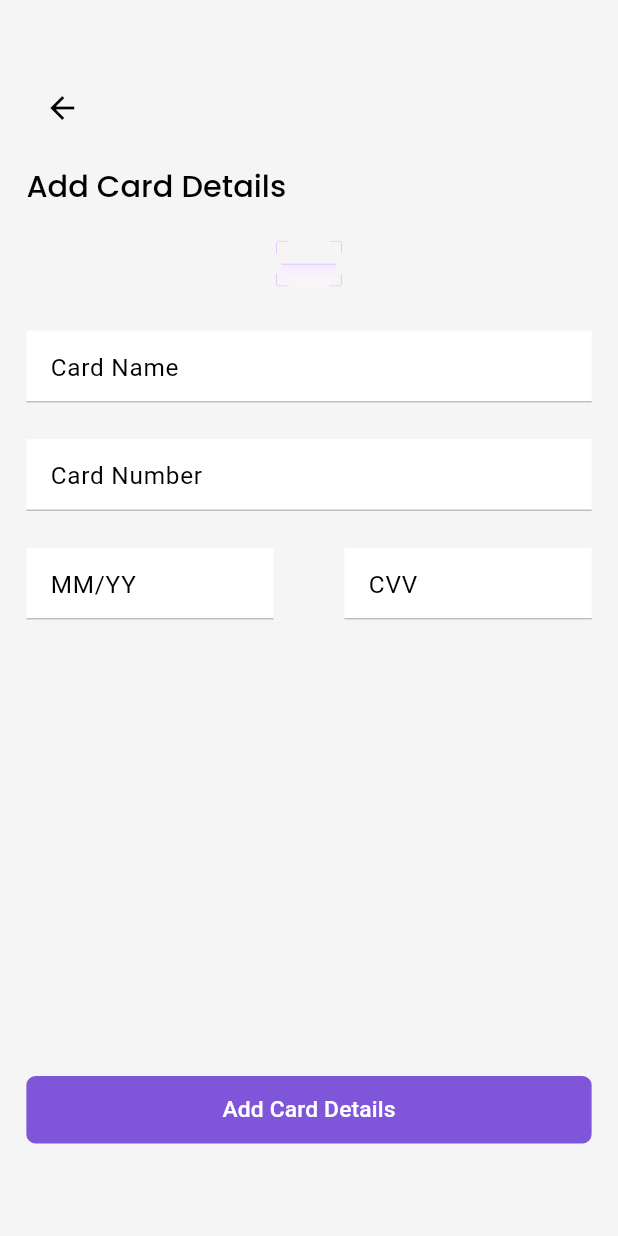
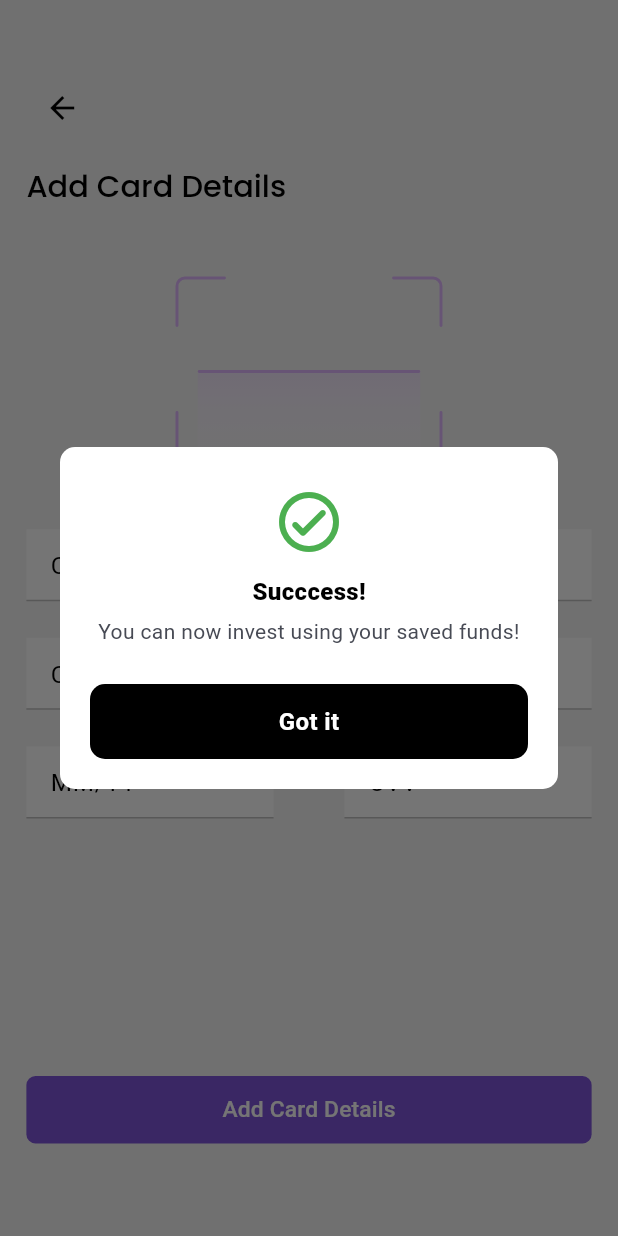
Before and after one commit to TEMT-SDG-HACKATON/app, a Flutter app: the AddCardView screen opened by its route, after a tap on "Add Card Details", on a phone screen of 412 x 824 dp. Run offline on Flutter 3.47's test engine with Material 3 defaults, Android fonts, the phone set to English and light mode, and no system bars; our stand-ins replace cloud_firestore, currency_text_input_formatter, firebase_auth, firebase_core, flutter_screenutil, flutter_svg and 9 more; accounts and stored records are empty.

Commit message:
savings api implemented

```diff
--- a/lib/services/app_service.dart
+++ b/lib/services/app_service.dart
@@ -1,14 +1,23 @@
+import 'package:sdg_hackaton_app/app/app.locator.dart';
 import 'package:sdg_hackaton_app/models/investment_details.dart';
+import 'package:sdg_hackaton_app/models/user.dart';
+import 'package:sdg_hackaton_app/services/auth_service.dart';
+import 'package:sdg_hackaton_app/services/firestore_service.dart';
 
 class AppService {
+  final _authService = locator<AuthService>();
+  final _fireStoreService = locator<FireStoreService>();
+
   int? _selectedPageIndex;
   InvestmentDetailsModel? _selectedInvestmentDetail;
   double _selectedInvestmentAmount = 0;
+  double _selectedSavingsAmount = 0;
 
   int get selectedPageIndex => _selectedPageIndex ?? 0;
+  double get selectedInvestmentAmount => _selectedInvestmentAmount;
+  double get selectedSavingsAmount => _selectedSavingsAmount;
   InvestmentDetailsModel get selectedInvestmentDetail =>
       _selectedInvestmentDetail ?? InvestmentDetailsModel();
-  double get selectedInvestmentAmount => _selectedInvestmentAmount;
 
   void selectPageIndex(int value) {
     _selectedPageIndex = value;
@@ -18,7 +27,29 @@ class AppService {
     _selectedInvestmentAmount = value;
   }
 
+  void selectSavingsAmount(double value) {
+    _selectedSavingsAmount = value;
+  }
+
   void selectInvestmentDetail(InvestmentDetailsModel value) {
     _selectedInvestmentDetail = value;
   }
+
+  Future<UserModel?> fundWallet(double amount) async {
+    double newAmount =
+        amount + double.parse('${_authService.user.walletBalance ?? 0}');
+    UserModel? response;
+    await _fireStoreService
+        .updateUserWallet(uid: _authService.user.uid!, amount: newAmount)
+        .then((value) async {
+      if (value) {
+        await _fireStoreService.getUser(_authService.user.uid).then((value) {
+          if (value != null) {
+            response = value;
+          }
+        });
+      }
+    });
+    return response;
+  }
 }
--- a/lib/services/auth_service.dart
+++ b/lib/services/auth_service.dart
@@ -40,6 +40,10 @@ class AuthService {
   //       .postData(loginUrl, {"email": email, "password": password});
   // }
 
+  setUser(UserModel value) {
+    _user = value;
+  }
+
   Future<void> login({required String email, required String password}) async {
     // return await _apiService
     //     .postData(loginUrl, {"email": email, "password": password});
@@ -48,7 +52,7 @@ class AuthService {
           email: email, password: password);
 
       if (result.user != null) {
-        _fireStoreService.getUser(result.user?.uid).then((value) {
+        await _fireStoreService.getUser(result.user?.uid).then((value) {
           if (value != null) {
             _user = value;
             _navigationService.navigateTo(Routes.homeView);
@@ -98,7 +102,7 @@ class AuthService {
           walletBalance: 0.0,
           investments: [],
         );
-        _fireStoreService.addUser(userModel).then((value) {
+        await _fireStoreService.addUser(userModel).then((value) {
           if (value) {
             _user = userModel;
             _navigationService.navigateTo(Routes.homeView);
--- a/lib/services/firestore_service.dart
+++ b/lib/services/firestore_service.dart
@@ -5,6 +5,7 @@ import 'package:firebase_auth/firebase_auth.dart';
 import 'package:sdg_hackaton_app/app/app.dialogs.dart';
 import 'package:sdg_hackaton_app/app/app.locator.dart';
 import 'package:sdg_hackaton_app/models/user.dart';
+import 'package:sdg_hackaton_app/services/auth_service.dart';
 import 'package:stacked_services/stacked_services.dart';
 
 class FireStoreService {
@@ -41,4 +42,23 @@ class FireStoreService {
       return null;
     }
   }
+
+  Future<bool> updateUserWallet(
+      {required String uid, required double amount}) async {
+    bool response = false;
+    await _users
+        .doc(uid)
+        // .update({'info.address.zipcode': 90210})
+        .update({'walletBalance': amount}).then((value) {
+      response = true;
+    }).catchError((error) {
+      response = false;
+      _dialogService.showCustomDialog(
+        variant: DialogType.infoAlert,
+        title: 'An error occured',
+        description: '$error',
+      );
+    });
+    return response;
+  }
 }
--- a/lib/ui/dialogs/info_alert/info_alert_dialog.dart
+++ b/lib/ui/dialogs/info_alert/info_alert_dialog.dart
@@ -1,5 +1,6 @@
 import 'package:flutter/material.dart';
 import 'package:sdg_hackaton_app/utilities/constants/colors.dart';
+import 'package:sdg_hackaton_app/utilities/constants/strings.dart';
 import 'package:sdg_hackaton_app/utilities/ui_helpers/dimensions.dart';
 import 'package:stacked/stacked.dart';
 import 'package:stacked_services/stacked_services.dart';
@@ -42,11 +43,17 @@ class InfoAlertDialog extends StackedView<InfoAlertDialogModel> {
                   ),
                 ),
                 alignment: Alignment.center,
-                child: const Icon(
-                  Icons.info_outline_rounded,
-                  size: 48,
-                  color: Colors.red,
-                )),
+                child: request.title == successString
+                    ? const Icon(
+                        Icons.check_circle_outline_rounded,
+                        size: 48,
+                        color: Colors.green,
+                      )
+                    : const Icon(
+                        Icons.info_outline_rounded,
+                        size: 48,
+                        color: Colors.red,
+                      )),
             verticalSpaceTiny,
             Row(
               mainAxisAlignment: MainAxisAlignment.spaceBetween,
@@ -77,9 +84,14 @@ class InfoAlertDialog extends StackedView<InfoAlertDialogModel> {
             ),
             verticalSpaceMedium,
             GestureDetector(
-              onTap: () => completer(DialogResponse(
-                confirmed: true,
-              )),
+              onTap: () {
+                completer(DialogResponse(
+                  confirmed: true,
+                ));
+                if (request.title == successString) {
+                  viewModel.goToHome();
+                }
+              },
               child: Container(
                 height: 50,
                 width: double.infinity,
--- a/lib/ui/dialogs/info_alert/info_alert_dialog_model.dart
+++ b/lib/ui/dialogs/info_alert/info_alert_dialog_model.dart
@@ -1,3 +1,14 @@
+import 'package:sdg_hackaton_app/app/app.locator.dart';
+import 'package:sdg_hackaton_app/app/app.router.dart';
+import 'package:sdg_hackaton_app/models/home_enum.dart';
+import 'package:sdg_hackaton_app/ui/views/home/home_view.dart';
 import 'package:stacked/stacked.dart';
+import 'package:stacked_services/stacked_services.dart';
 
-class InfoAlertDialogModel extends BaseViewModel {}
+class InfoAlertDialogModel extends BaseViewModel {
+  final _navigationService = locator<NavigationService>();
+  void goToHome() {
+    _navigationService.navigateTo(Routes.homeView,
+        arguments: HomeViewArguments(homeViewEnum: HomeViewEnum.dashboard));
+  }
+}
--- a/lib/ui/views/home/widgets/profile_row.dart
+++ b/lib/ui/views/home/widgets/profile_row.dart
@@ -5,7 +5,7 @@ import 'package:gap/gap.dart';
 import 'package:sdg_hackaton_app/ui/common/custom_text_display.dart';
 import 'package:sdg_hackaton_app/utilities/constants/images.dart';
 
-Widget profileRow() {
+Widget profileRow({required String name}) {
   return Row(
     children: [
       Image.asset(
@@ -14,8 +14,8 @@ Widget profileRow() {
         width: 32.w,
       ),
       Gap(6.w),
-      const CustomTextDisplay(
-        inputText: 'Hi Timi',
+      CustomTextDisplay(
+        inputText: 'Hi $name',
         textFontSize: 14,
         textFontWeight: FontWeight.w500,
       ),
--- a/lib/ui/views/investment/all_investments_view.dart
+++ b/lib/ui/views/investment/all_investments_view.dart
@@ -70,7 +70,7 @@ class AllInvestmentsView extends StackedView<InvestmentViewModel> {
               SizedBox(
                 height: 80.h,
                 child: ListView.builder(
-                    itemCount: 5,
+                    itemCount: 3,
                     shrinkWrap: true,
                     scrollDirection: Axis.horizontal,
                     itemBuilder: (BuildContext context, int index) {
@@ -114,7 +114,7 @@ class AllInvestmentsView extends StackedView<InvestmentViewModel> {
               SizedBox(
                 height: 80.h,
                 child: ListView.builder(
-                    itemCount: 5,
+                    itemCount: 1,
                     shrinkWrap: true,
                     scrollDirection: Axis.horizontal,
                     itemBuilder: (BuildContext context, int index) {
@@ -158,7 +158,7 @@ class AllInvestmentsView extends StackedView<InvestmentViewModel> {
               SizedBox(
                 height: 80.h,
                 child: ListView.builder(
-                    itemCount: 5,
+                    itemCount: 0,
                     shrinkWrap: true,
                     scrollDirection: Axis.horizontal,
                     itemBuilder: (BuildContext context, int index) {
--- a/lib/ui/views/investment/investment_view.dart
+++ b/lib/ui/views/investment/investment_view.dart
@@ -8,6 +8,7 @@ import 'package:sdg_hackaton_app/ui/views/investment/investment_viewmodel.dart';
 import 'package:sdg_hackaton_app/ui/views/investment/widgets/my_investment_widget.dart';
 import 'package:sdg_hackaton_app/utilities/constants/colors.dart';
 import 'package:sdg_hackaton_app/utilities/constants/images.dart';
+import 'package:sdg_hackaton_app/utilities/function_helpers/amount_helper.dart';
 import 'package:stacked/stacked.dart';
 
 class InvestmentView extends StackedView<InvestmentViewModel> {
@@ -40,8 +41,8 @@ class InvestmentView extends StackedView<InvestmentViewModel> {
                 textFontWeight: FontWeight.w400,
               ),
               Gap(8.h),
-              const CustomTextDisplay(
-                inputText: 'N200,000.00',
+              CustomTextDisplay(
+                inputText: AmountHelper.formatAmount(200000),
                 textFontSize: 18,
                 textFontWeight: FontWeight.w600,
               ),
--- a/lib/ui/views/savings/add_card_view.dart
+++ b/lib/ui/views/savings/add_card_view.dart
@@ -5,6 +5,7 @@ import 'package:gap/gap.dart';
 import 'package:sdg_hackaton_app/ui/common/base_ui.dart';
 import 'package:sdg_hackaton_app/ui/common/custom_button.dart';
 import 'package:sdg_hackaton_app/ui/common/custom_image.dart';
+import 'package:sdg_hackaton_app/ui/common/custom_loader.dart';
 import 'package:sdg_hackaton_app/ui/common/custom_text_display.dart';
 import 'package:sdg_hackaton_app/ui/common/custom_text_form_field.dart';
 import 'package:sdg_hackaton_app/ui/views/savings/savings_viewmodel.dart';
@@ -12,6 +13,7 @@ import 'package:sdg_hackaton_app/utilities/constants/colors.dart';
 import 'package:sdg_hackaton_app/utilities/constants/images.dart';
 import 'package:sdg_hackaton_app/utilities/function_helpers/card_helper.dart';
 import 'package:sdg_hackaton_app/utilities/function_helpers/card_utils.dart';
+import 'package:sdg_hackaton_app/utilities/ui_helpers/screen_sizing.dart';
 import 'package:stacked/stacked.dart';
 
 class AddCardView extends StackedView<SavingsViewModel> {
@@ -24,6 +26,8 @@ class AddCardView extends StackedView<SavingsViewModel> {
     Widget? child,
   ) {
     return BaseUi(allowBackButton: true, children: [
+      Stack(
+        children: [
           Padding(
             padding: EdgeInsets.symmetric(horizontal: 16.w, vertical: 48),
             child: Form(
@@ -37,11 +41,14 @@ class AddCardView extends StackedView<SavingsViewModel> {
                     textFontSize: 20,
                     textFontWeight: FontWeight.w500,
                   ),
-              Gap(16.h),
+                  Gap(24.h),
                   Row(
                     mainAxisAlignment: MainAxisAlignment.center,
                     children: [
-                  CustomImage(image: cardFrameImage),
+                      CustomImage(
+                        image: cardFrameImage,
+                        dimension: 148.w,
+                      ),
                     ],
                   ),
                   Gap(24.h),
@@ -93,8 +100,9 @@ class AddCardView extends StackedView<SavingsViewModel> {
                             CardMonthInputFormatter()
                           ],
                           validator: (value) {
-                        if (CardUtils.validateCardNum(
-                                viewModel.cardNumberController.text.trim()) !=
+                            if (CardUtils.validateCardNum(viewModel
+                                    .cardNumberController.text
+                                    .trim()) !=
                                 null) {
                               return 'Sorry, your card number is incorrect';
                             }
@@ -114,8 +122,9 @@ class AddCardView extends StackedView<SavingsViewModel> {
                             LengthLimitingTextInputFormatter(4),
                           ],
                           validator: (value) {
-                        if (CardUtils.validateCardNum(
-                                viewModel.cardNumberController.text.trim()) !=
+                            if (CardUtils.validateCardNum(viewModel
+                                    .cardNumberController.text
+                                    .trim()) !=
                                 null) {
                               return 'Sorry, your cvv is incorrect';
                             }
@@ -136,6 +145,19 @@ class AddCardView extends StackedView<SavingsViewModel> {
                 ],
               ),
             ),
+          ),
+
+          //Loading widget
+          if (viewModel.isBusy) ...[
+            Container(
+              height: screenHeight(context),
+              width: screenWidth(context),
+              color: Colors.black.withOpacity(0.25),
+              alignment: Alignment.center,
+              child: customLoader(),
+            )
+          ]
+        ],
       )
     ]);
   }
--- a/lib/ui/views/savings/savings_view.dart
+++ b/lib/ui/views/savings/savings_view.dart
@@ -7,6 +7,7 @@ import 'package:sdg_hackaton_app/ui/common/custom_text_display.dart';
 import 'package:sdg_hackaton_app/ui/views/savings/savings_viewmodel.dart';
 import 'package:sdg_hackaton_app/utilities/constants/colors.dart';
 import 'package:sdg_hackaton_app/utilities/constants/images.dart';
+import 'package:sdg_hackaton_app/utilities/function_helpers/amount_helper.dart';
 import 'package:stacked/stacked.dart';
 
 class SavingsView extends StackedView<SavingsViewModel> {
@@ -39,8 +40,9 @@ class SavingsView extends StackedView<SavingsViewModel> {
                 textFontWeight: FontWeight.w400,
               ),
               Gap(8.h),
-              const CustomTextDisplay(
-                inputText: 'N200,000.00',
+              CustomTextDisplay(
+                inputText:
+                    AmountHelper.formatAmount(viewModel.user.walletBalance),
                 textFontSize: 18,
                 textFontWeight: FontWeight.w600,
               ),
--- a/lib/ui/views/savings/savings_viewmodel.dart
+++ b/lib/ui/views/savings/savings_viewmodel.dart
@@ -1,23 +1,34 @@
 import 'package:flutter/material.dart';
+import 'package:sdg_hackaton_app/app/app.dialogs.dart';
 import 'package:sdg_hackaton_app/app/app.locator.dart';
 import 'package:sdg_hackaton_app/app/app.router.dart';
+import 'package:sdg_hackaton_app/models/user.dart';
 import 'package:sdg_hackaton_app/services/app_service.dart';
+import 'package:sdg_hackaton_app/services/auth_service.dart';
 import 'package:sdg_hackaton_app/ui/views/savings/savings_details_view.dart';
+import 'package:sdg_hackaton_app/utilities/constants/strings.dart';
+import 'package:sdg_hackaton_app/utilities/function_helpers/amount_helper.dart';
 import 'package:stacked/stacked.dart';
 import 'package:stacked_services/stacked_services.dart';
 
 class SavingsViewModel extends BaseViewModel {
   final _appService = locator<AppService>();
   final _navigationService = locator<NavigationService>();
+  final _authService = locator<AuthService>();
+  final _dialogService = locator<DialogService>();
   final addCardFormKey = GlobalKey<FormState>();
+  final savingsFormKey = GlobalKey<FormState>();
 
   final TextEditingController cardNameController = TextEditingController();
   final TextEditingController cardNumberController = TextEditingController();
   final TextEditingController expiryDateContoller = TextEditingController();
   final TextEditingController cvvController = TextEditingController();
+  final TextEditingController savingsNameContoller = TextEditingController();
+  final TextEditingController savingsAmountController = TextEditingController();
 
   String? _selectedFrequency;
 
+  UserModel get user => _authService.user;
   String get selectedFrequency => _selectedFrequency ?? '';
 
   void selectFrequency(String value) {
@@ -30,12 +41,28 @@ class SavingsViewModel extends BaseViewModel {
         arguments: SavingsDetailsViewArguments(type: type));
   }
 
-  void saveCardFunction(){
-    print('success!');
+  void saveCardFunction() async {
+    setBusy(true);
+    UserModel? updatedUser =
+        await _appService.fundWallet(_appService.selectedSavingsAmount);
+    if (updatedUser != null) {
+      _authService.setUser(updatedUser);
+    }
+    setBusy(false);
+    _dialogService.showCustomDialog(
+      variant: DialogType.infoAlert,
+      title: successString,
+      description: 'You can now invest using your saved funds!',
+    );
   }
 
-  void goToAddCard() {
-    _navigationService.navigateTo(Routes.addCardView);
+  void goToAddCard() async {
+    if (savingsFormKey.currentState!.validate()) {
+      _appService.selectSavingsAmount(double.parse(
+          AmountHelper.cleanStringAndExtractNumbers(
+              savingsAmountController.text.trim())));
+      _navigationService.navigateTo(Routes.addCardView);
+    }
   }
 
   void getit(String lkdv) {}
--- a/lib/utilities/constants/strings.dart
+++ b/lib/utilities/constants/strings.dart
@@ -3,3 +3,4 @@ const String ksHomeBottomSheetDescription =
     'Stacked is built to help you build better apps. Give us a chance and we\'ll prove it to you. Check out stacked.filledstacks.com to learn more';
 
 const String appNameString = 'AgriVest';
+const String successString = 'Succcess!';
--- a/pubspec.yaml
+++ b/pubspec.yaml
@@ -23,6 +23,7 @@ dependencies:
   firebase_core: ^2.24.0
   firebase_auth: ^4.15.0
   cloud_firestore: ^4.13.3
+  currency_text_input_formatter: ^2.1.10
 
 dev_dependencies:
   build_runner: ^2.4.5
```
Also changed, not shown: lib/ui/views/home/dashboard_view.dart (+18 -18 lines), lib/ui/views/home/home_view.dart (+12 -1 lines), lib/ui/views/home/home_viewmodel.dart (+17 -27 lines), lib/ui/views/investment/investment_viewmodel.dart (+6 -1 lines), lib/ui/views/savings/savings_details_view.dart (+18 -8 lines), pubspec.lock. Lines whose indentation alone changed are shown as unchanged.
